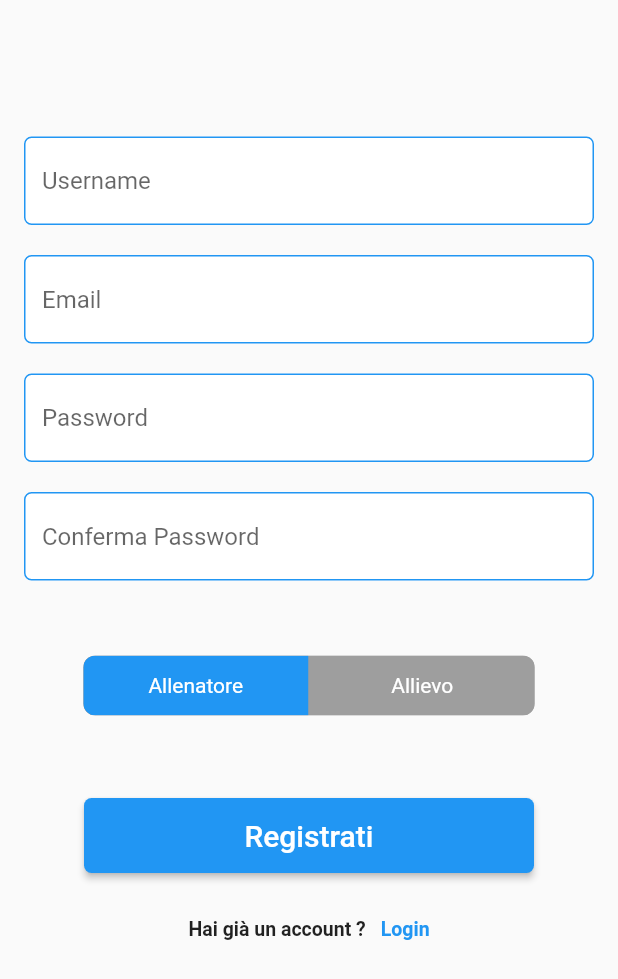
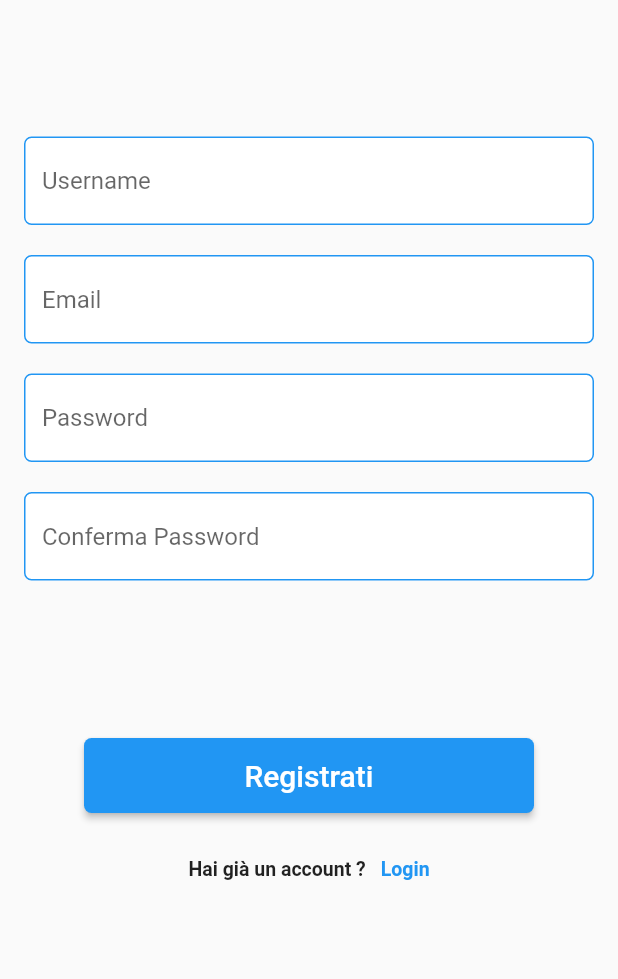
Before and after one commit to trionfettinico/pafp, a Flutter app: the screen it shows after launch, after a tap on "Registrati", on a phone screen of 412 x 824 dp. Shown: the top 979 px of the screen. Run offline on Flutter 3.47's test engine with Material 2 defaults, Android fonts, the phone set to English and light mode, and no system bars; drawn by our look-alikes of toggle_switch; our stand-ins replace firebase_auth; accounts and stored records are empty.

Commit message:
tolto layout vecchio

```diff
--- a/lib/login/sign_in.dart
+++ b/lib/login/sign_in.dart
@@ -1,6 +1,5 @@
 import 'package:flutter/material.dart';
 import 'log_in.dart';
-import 'package:toggle_switch/toggle_switch.dart';
 
 class SignInPage extends StatefulWidget {
   SignInPage({Key key, this.title}) : super(key: key);
@@ -18,7 +17,6 @@ class _SignIn extends State<SignInPage> {
   String _email;
   String _password;
   String _confpassword;
-
 
   Widget _fieldWidget() {
     return Container(
@@ -159,24 +157,7 @@ class _SignIn extends State<SignInPage> {
 
   Widget _choiceButton() {
     return Container(
-      width: MediaQuery.of(context).size.width,
-      child: Row(
-        mainAxisAlignment:  MainAxisAlignment.center,
-        children: <Widget>[
-          ToggleSwitch(
-            minWidth: 150.0,
-            initialLabelIndex: 0,
-            activeFgColor: Colors.white,
-            inactiveBgColor: Colors.grey,
-            inactiveFgColor: Colors.white,
-            labels: ['Allenatore', 'Allievo'],
-            activeBgColors: [Colors.blue, Colors.pink],
-            onToggle: (index) {
-              //print('switched to: $index');
-            },
-          ),
-        ],
-      ),
+
     );
   }
 
```
